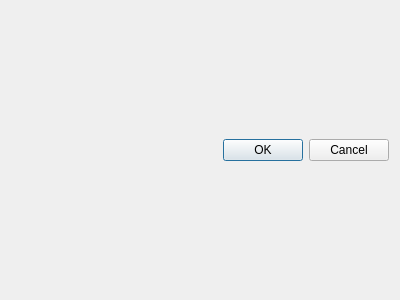
First picture: the form in admin/ui/addnewlicence.ui, repository Mateus224/rotable, before the edit.
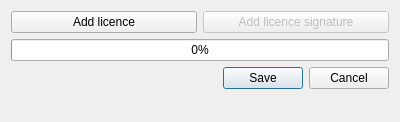
Second picture: the form after the edit.

Commit message: Prepare new dialog for add licence

```diff
--- a/admin/ui/addnewlicence.ui
+++ b/admin/ui/addnewlicence.ui
@@ -7,23 +7,64 @@
     <x>0</x>
     <y>0</y>
     <width>400</width>
-    <height>300</height>
+    <height>122</height>
    </rect>
   </property>
   <property name="windowTitle">
    <string>Dialog</string>
   </property>
   <layout class="QVBoxLayout" name="verticalLayout">
+   <item>
+    <layout class="QHBoxLayout" name="horizontalLayout">
+     <item>
+      <widget class="QPushButton" name="pushButton_2">
+       <property name="text">
+        <string>Add licence</string>
+       </property>
+      </widget>
+     </item>
+     <item>
+      <widget class="QPushButton" name="pushButton">
+       <property name="enabled">
+        <bool>false</bool>
+       </property>
+       <property name="text">
+        <string>Add licence signature</string>
+       </property>
+      </widget>
+     </item>
+    </layout>
+   </item>
+   <item>
+    <widget class="QProgressBar" name="progressBar">
+     <property name="value">
+      <number>0</number>
+     </property>
+    </widget>
+   </item>
    <item>
     <widget class="QDialogButtonBox" name="buttonBox">
      <property name="orientation">
       <enum>Qt::Horizontal</enum>
      </property>
      <property name="standardButtons">
-      <set>QDialogButtonBox::Cancel|QDialogButtonBox::Ok</set>
+      <set>QDialogButtonBox::Cancel|QDialogButtonBox::Save</set>
      </property>
     </widget>
    </item>
+   <item>
+    <spacer name="verticalSpacer">
+     <property name="orientation">
+      <enum>Qt::Vertical</enum>
+     </property>
+     <property name="sizeHint" stdset="0">
+      <size>
+       <width>20</width>
+       <height>40</height>
+      </size>
+     </property>
+    </spacer>
+   </item>
   </layout>
  </widget>
  <resources/>
```
